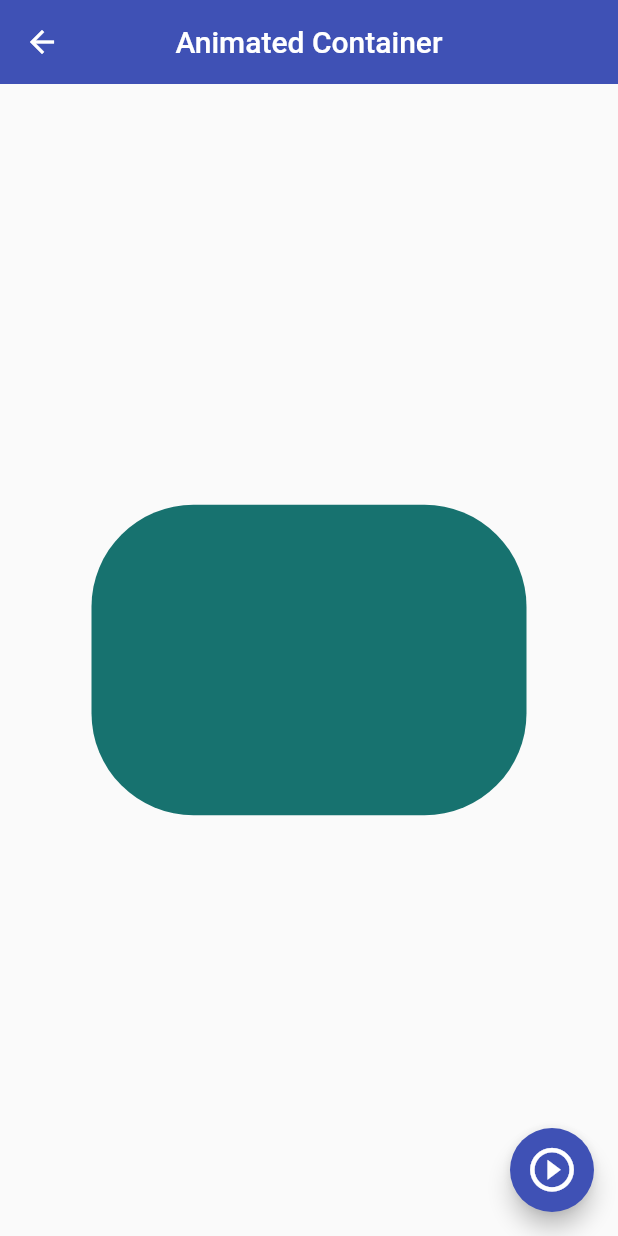
After one commit to Alejgl04/flutter-components, a Flutter app: the AnimatedScreen screen opened by its route, after a tap on the "play circle outline" icon, on a phone screen of 412 x 824 dp. The commit adds this screen. Run offline on Flutter 3.47's test engine with Material 2 defaults, Android fonts, the phone set to English and light mode, and no system bars.

```diff
--- a/lib/routes/app_routes.dart
+++ b/lib/routes/app_routes.dart
@@ -8,15 +8,18 @@
   static const initialRoute = 'home';
 
   static final menuOptions = <MenuOption>[
-    MenuOption( route: 'home' , name: 'Home', screen: const HomeScreen(), icon: Icons.home ),
+    // MenuOption( route: 'home' , name: 'Home', screen: const HomeScreen(), icon: Icons.home ),
     MenuOption( route: 'listview1' , name: 'List View Tipo 1', screen: const Listview1Screen(), icon: Icons.list ),
     MenuOption( route: 'alert' , name: 'Alertas', screen: const AlertScreen(), icon: Icons.add_alert ),
     MenuOption( route: 'card' , name: 'Tarjetas', screen: const CardScreen(), icon: Icons.credit_card ),
     MenuOption( route: 'avatar' , name: 'Avatar Circle', screen: const AvatarScreen(), icon: Icons.supervised_user_circle ),
+    MenuOption( route: 'animated' , name: 'Animated Container', screen: const AnimatedScreen(), icon: Icons.play_circle_outline_rounded ),
   ];
 
       static Map<String, Widget Function(BuildContext)> getAppRoutes() {
         Map<String, Widget Function(BuildContext)> appRoutes = {};
+        appRoutes.addAll({  'home' : (BuildContext context) => const HomeScreen() });
+
         for ( final option in menuOptions ) {
           appRoutes.addAll({  option.route : (BuildContext context) => option.screen });
         }
--- /dev/null
+++ b/lib/screens/animated_screen.dart
@@ -0,0 +1,60 @@
+import 'dart:math';
+
+import 'package:flutter/material.dart';
+
+class AnimatedScreen extends StatefulWidget {
+
+  const AnimatedScreen({Key? key}) : super(key: key);
+
+  @override
+  State<AnimatedScreen> createState() => _AnimatedScreenState();
+}
+
+class _AnimatedScreenState extends State<AnimatedScreen> {
+
+  double _width  = 50;
+  double _heigth = 50;
+  Color  _color  = Colors.indigo;
+  BorderRadiusGeometry _borderRadios = BorderRadius.circular( 10 );
+
+  voidChangeState() {
+    final random = Random();
+    _width = random.nextInt(300).toDouble() + 70;
+    _heigth = random.nextInt(300).toDouble() + 70;
+    _color = Color.fromRGBO(
+      random.nextInt(255),
+      random.nextInt(255),
+      random.nextInt(255),
+      1,
+    );
+    _borderRadios = BorderRadius.circular(random.nextInt(100).toDouble() + 10 );
+
+    setState(() {} );
+  }
+
+  @override
+  Widget build(BuildContext context) {
+    return Scaffold(
+      appBar: AppBar(
+        title: const Text('Animated Container'),
+        centerTitle: true,
+      ),
+      body: Center(
+         child: AnimatedContainer(
+          duration: const Duration( milliseconds: 400 ),
+          curve: Curves.easeOutCubic,
+          width: _width,
+          height: _heigth,
+          decoration: BoxDecoration(
+            color: _color,
+            borderRadius: _borderRadios
+          ),
+         ),
+      ),
+      floatingActionButton: FloatingActionButton(
+        onPressed: voidChangeState,
+        child: const Icon( Icons.play_circle_outline, size: 35),
+      ),
+    );
+  }
+}
--- a/lib/screens/screens.dart
+++ b/lib/screens/screens.dart
@@ -1,5 +1,7 @@
+
 
 export 'package:fl_widgets/screens/alert_screen.dart';
+export 'package:fl_widgets/screens/animated_screen.dart';
 export 'package:fl_widgets/screens/avatar_screen.dart';
 export 'package:fl_widgets/screens/card_screen.dart';
 export 'package:fl_widgets/screens/home_screen.dart';
```
